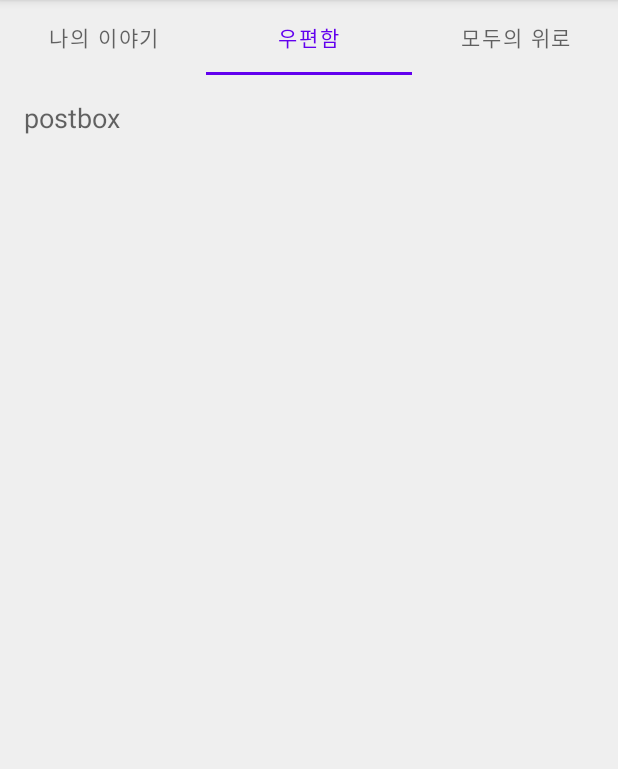
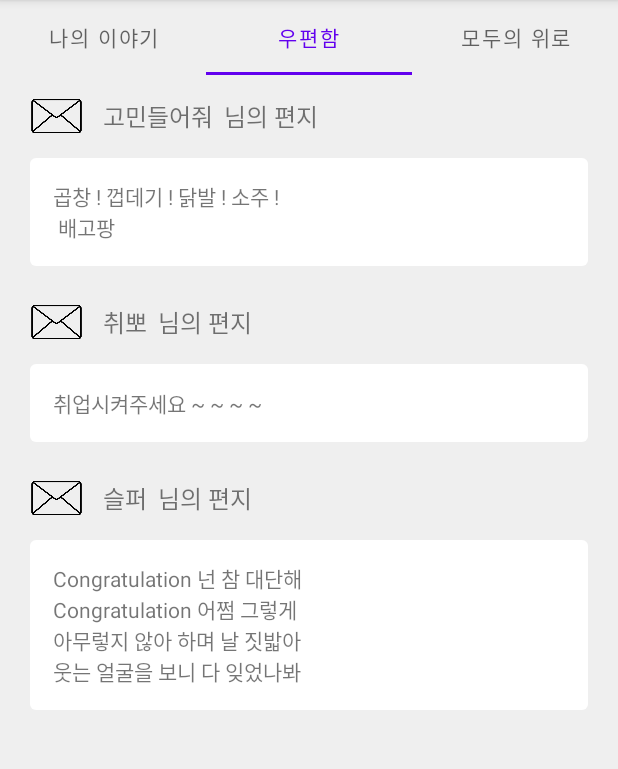
Before and after one commit to JJangA9/WERO_Application, an Android app: the screen it shows after launch (MainActivity), tab 2 chosen, on a phone screen of 412 x 824 dp, the part 84-853 px from its top. Run offline under Robolectric (Android 15) with nearby library versions, the phone set to English and light mode, and no system bars.

Commit message:
Postbox design

```diff
--- /dev/null
+++ b/WERO_App/app/src/main/java/com/example/wero_app/EveryWeroAdapter.kt
@@ -0,0 +1,4 @@
+package com.example.wero_app
+
+class EveryWeroAdapter {
+}
--- /dev/null
+++ b/WERO_App/app/src/main/java/com/example/wero_app/EveryWeroRecyclerViewItem.kt
@@ -0,0 +1,4 @@
+package com.example.wero_app
+
+class EveryWeroRecyclerViewItem {
+}
--- a/WERO_App/app/src/main/java/com/example/wero_app/Postbox.kt
+++ b/WERO_App/app/src/main/java/com/example/wero_app/Postbox.kt
@@ -1,15 +1,51 @@
 package com.example.wero_app
 
+import android.content.Context
 import android.os.Bundle
 import android.view.LayoutInflater
 import android.view.View
 import android.view.ViewGroup
 import androidx.fragment.app.Fragment
+import androidx.recyclerview.widget.LinearLayoutManager
+import androidx.recyclerview.widget.RecyclerView
 
 class Postbox : Fragment() {
+
+    lateinit var mcontext: Context
+    var letterList = arrayListOf<PostboxRecyclerViewItem>()
+
+    override fun onAttach(context: Context) {
+        super.onAttach(context)
+        mcontext = context
+    }
+
     override fun onCreateView(
-        inflater: LayoutInflater,
-        container: ViewGroup?,
-        savedInstanceState: Bundle?
-    ): View = inflater.inflate(R.layout.postbox,container,false)
+            inflater: LayoutInflater,
+            container: ViewGroup?,
+            savedInstanceState: Bundle?): View {
+
+        val view = inflater.inflate(R.layout.postbox,container,false)
+
+        letterList = arrayListOf<PostboxRecyclerViewItem>(
+                PostboxRecyclerViewItem("고민들어줘", "곱창 ! 껍데기 ! 닭발 ! 소주 ! \n 배고팡"),
+                PostboxRecyclerViewItem("취뽀", "취업시켜주세요 ~ ~ ~ ~ "),
+                PostboxRecyclerViewItem("슬퍼", "Congratulation 넌 참 대단해 \n"
+                        + "Congratulation 어쩜 그렇게 \n"
+                        + "아무렇지 않아 하며 날 짓밟아 \n웃는 얼굴을 보니 다 잊었나봐")
+
+        )
+
+        val mAdapter = PostboxAdapter(mcontext, letterList)
+        val mRecyclerview = view.findViewById<RecyclerView>(R.id.postbox_recyclerView)
+        mRecyclerview.adapter = mAdapter
+
+        val lm = LinearLayoutManager(mcontext)
+        mRecyclerview.layoutManager = lm
+        mRecyclerview.setHasFixedSize(true)
+
+
+        return view
+    }
+
+
 }
--- /dev/null
+++ b/WERO_App/app/src/main/java/com/example/wero_app/PostboxAdapter.kt
@@ -0,0 +1,34 @@
+package com.example.wero_app
+
+import android.content.Context
+import android.view.LayoutInflater
+import android.view.View
+import android.view.ViewGroup
+import android.widget.TextView
+import androidx.recyclerview.widget.RecyclerView
+
+class PostboxAdapter(val context: Context, val letterRecycler : ArrayList<PostboxRecyclerViewItem>) : RecyclerView.Adapter<PostboxAdapter.Holder>()  {
+
+    override fun onCreateViewHolder(parent: ViewGroup, viewType: Int): Holder {
+        val view = LayoutInflater.from(context).inflate(R.layout.postbox_recyclerview_item, parent, false)
+        return Holder(view)
+    }
+
+    override fun getItemCount(): Int {
+        return letterRecycler.size
+    }
+
+    override fun onBindViewHolder(holder: Holder, position: Int) {
+        holder?.bind(letterRecycler[position], context)
+    }
+
+    inner class Holder(itemView: View) : RecyclerView.ViewHolder(itemView) {
+        val nickName = itemView?.findViewById<TextView>(R.id.nickName)
+        val letter = itemView?.findViewById<TextView>(R.id.postboxTxt)
+
+        fun bind(postBoxItem : PostboxRecyclerViewItem, context: Context) {
+            nickName.text = postBoxItem.nickName
+            letter.text = postBoxItem.letter
+        }
+    }
+}
--- /dev/null
+++ b/WERO_App/app/src/main/java/com/example/wero_app/PostboxRecyclerViewItem.kt
@@ -0,0 +1,4 @@
+package com.example.wero_app
+
+class PostboxRecyclerViewItem(val nickName: String, val letter: String) {
+}
--- /dev/null
+++ b/WERO_App/app/src/main/res/drawable-v24/postbox_textview_edge.xml
@@ -0,0 +1,5 @@
+<?xml version="1.0" encoding="utf-8"?>
+<shape xmlns:android="http://schemas.android.com/apk/res/android">
+    <solid android:color="#ffffff"/>
+    <corners android:radius="4dp"/>
+</shape>
--- a/WERO_App/app/src/main/res/layout/postbox.xml
+++ b/WERO_App/app/src/main/res/layout/postbox.xml
@@ -1,19 +1,16 @@
 <?xml version="1.0" encoding="utf-8"?>
-<androidx.constraintlayout.widget.ConstraintLayout
-    xmlns:android="http://schemas.android.com/apk/res/android" android:layout_width="match_parent"
-    android:layout_height="match_parent">
-    <ScrollView
-        android:id="@+id/postbox"
+<androidx.constraintlayout.widget.ConstraintLayout xmlns:android="http://schemas.android.com/apk/res/android"
+    android:layout_width="match_parent"
+    android:layout_height="match_parent"
+    xmlns:app="http://schemas.android.com/apk/res-auto"
+    android:background="@color/mainColor">
+
+    <androidx.recyclerview.widget.RecyclerView
+        android:id="@+id/postbox_recyclerView"
         android:layout_width="match_parent"
         android:layout_height="match_parent"
-        android:background="#efefef">
+        app:layout_constraintTop_toTopOf="parent">
 
-        <TextView style="?android:textAppearanceMedium"
-            android:padding="16dp"
-            android:lineSpacingMultiplier="1.2"
-            android:layout_width="match_parent"
-            android:layout_height="wrap_content"
-            android:text="postbox" />
-    </ScrollView>
+    </androidx.recyclerview.widget.RecyclerView>
 
 </androidx.constraintlayout.widget.ConstraintLayout>
--- /dev/null
+++ b/WERO_App/app/src/main/res/layout/postbox_recyclerview_item.xml
@@ -0,0 +1,53 @@
+<?xml version="1.0" encoding="utf-8"?>
+<androidx.constraintlayout.widget.ConstraintLayout xmlns:android="http://schemas.android.com/apk/res/android"
+    android:layout_width="match_parent"
+    android:layout_height="wrap_content"
+    android:paddingTop="10dp"
+    android:paddingBottom="10dp"
+    android:paddingStart="20dp"
+    android:paddingEnd="20dp"
+    android:background="@color/mainColor"
+    xmlns:app="http://schemas.android.com/apk/res-auto">
+
+    <ImageView
+        android:id="@+id/mailImage"
+        android:layout_width="35dp"
+        android:layout_height="35dp"
+        android:src="@drawable/email"
+        app:layout_constraintTop_toTopOf="parent"
+        app:layout_constraintStart_toStartOf="parent"/>
+
+    <TextView
+        android:id="@+id/nickName"
+        android:layout_width="wrap_content"
+        android:layout_height="wrap_content"
+        android:layout_marginTop="5dp"
+        android:layout_marginStart="13dp"
+        android:text="나힘들어"
+        android:textSize="16sp"
+        app:layout_constraintLeft_toRightOf="@id/mailImage"
+        app:layout_constraintTop_toTopOf="parent" />
+
+    <TextView
+        android:id="@+id/userIDAddTxt"
+        android:layout_width="wrap_content"
+        android:layout_height="wrap_content"
+        android:layout_marginTop="5dp"
+        android:layout_marginStart="7dp"
+        android:text="님의 편지"
+        android:textSize="16sp"
+        app:layout_constraintLeft_toRightOf="@id/nickName"
+        app:layout_constraintTop_toTopOf="parent" />
+
+
+    <TextView
+        android:id="@+id/postboxTxt"
+        android:layout_width="match_parent"
+        android:layout_height="wrap_content"
+        android:text="코로나 때문에 힘들다\n곱창 족발 껍데기 닭발 ! ! ! !"
+        android:padding="15dp"
+        android:layout_marginTop="10dp"
+        android:background="@drawable/postbox_textview_edge"
+        app:layout_constraintTop_toBottomOf="@id/mailImage"/>
+
+</androidx.constraintlayout.widget.ConstraintLayout>
--- a/WERO_App/app/src/main/res/values/strings.xml
+++ b/WERO_App/app/src/main/res/values/strings.xml
@@ -4,4 +4,5 @@
     <string name="my_diary">나의 이야기</string>
     <string name="postbox">우편함</string>
     <string name="every_wero">모두의 위로</string>
+    <color name="mainColor">#efefef</color>
 </resources>
```
Also changed, not shown: WERO_App/app/src/main/res/drawable-v24/everywero_imagebutton.xml (added, +8 -0 lines), WERO_App/app/src/main/res/layout/everywero_recyclerview_item.xml (added, +68 -0 lines), WERO_App/app/src/main/res/drawable-v24/door.png (added), WERO_App/app/src/main/res/drawable-v24/email.png (added), WERO_App/app/src/main/res/drawable-v24/heart_clicked.png (added), WERO_App/app/src/main/res/drawable-v24/heart_notclicked.png (added), WERO_App/app/src/main/res/drawable-v24/information.png (added).
